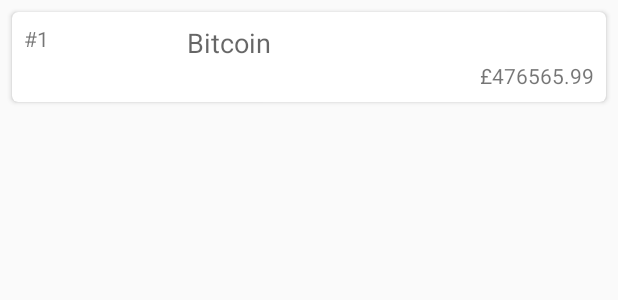
After one commit to sfeatherstone/AlbumSearch, an Android app: the layout currency_card.xml on its own in the app's theme, with its tools: preview values and no code run, on a phone screen of 412 x 824 dp. The commit adds this screen. Shown: the top 300 px of the screen. Run offline under Robolectric (Android 15) with nearby library versions, the phone set to English and light mode, and no system bars; network calls fail.

Commit message:
Basic RecyclerView of currency enabled

```diff
--- a/app/src/main/AndroidManifest.xml
+++ b/app/src/main/AndroidManifest.xml
@@ -1,6 +1,7 @@
 <?xml version="1.0" encoding="utf-8"?>
 <manifest xmlns:android="http://schemas.android.com/apk/res/android"
           package="uk.co.wedgetech.blockchain">
+    <uses-permission android:name="android.permission.INTERNET" />
 
     <application
             android:allowBackup="true"
--- a/app/src/main/java/uk/co/wedgetech/blockchain/model/CurrencyListingPayload.kt
+++ b/app/src/main/java/uk/co/wedgetech/blockchain/model/CurrencyListingPayload.kt
@@ -1,3 +1,3 @@
 package uk.co.wedgetech.blockchain.model
 
-data class CurrencyListingPayload (val status: PayloadStatus, val data: List<CurrencyListingData>)
+data class CurrencyListingPayload (val status: PayloadStatus, val data: List<CurrencyListingData>?)
--- a/app/src/main/java/uk/co/wedgetech/blockchain/model/CurrencyQuote.kt
+++ b/app/src/main/java/uk/co/wedgetech/blockchain/model/CurrencyQuote.kt
@@ -16,7 +16,7 @@ data class CurrencyQuote(val currency:String, val price: String, val volume24h:
         @Throws(JsonParseException::class)
         override fun deserialize(json: JsonElement, typeOfT: Type, context: JsonDeserializationContext): CurrencyQuote? {
             return json.asJsonObject?.let() {
-                val currency = it?.keySet()?.iterator()?.next()
+                val currency = it.keySet()?.iterator()?.next()
                 currency?.let() { currencyName ->
                     val innerObject = it[currency].asJsonObject
                     CurrencyQuote(currencyName,
--- /dev/null
+++ b/app/src/main/res/layout/currency_card.xml
@@ -0,0 +1,46 @@
+<?xml version="1.0" encoding="utf-8"?>
+<androidx.cardview.widget.CardView
+        xmlns:android="http://schemas.android.com/apk/res/android"
+        xmlns:app="http://schemas.android.com/apk/res-auto"
+        xmlns:tools="http://schemas.android.com/tools"
+        android:layout_width="match_parent"
+        android:layout_height="wrap_content"
+        android:layout_margin="8dp"
+        app:cardCornerRadius="4dp"
+        android:foreground="?android:attr/selectableItemBackground"
+        android:clickable="true"
+        android:focusable="true"
+>
+
+    <LinearLayout
+            android:orientation="vertical"
+            android:layout_width="match_parent"
+            android:layout_height="match_parent"
+            android:padding="8dp">
+    <LinearLayout
+            android:orientation="horizontal"
+            android:layout_width="match_parent"
+            android:layout_height="match_parent">
+
+        <TextView android:layout_width="wrap_content" android:layout_height="wrap_content"
+                  android:id="@+id/rank"
+                  tools:text= "#1"
+                  android:layout_weight="0.3"
+                  android:layout_gravity="end"
+        />
+        <TextView android:layout_width="wrap_content" android:layout_height="wrap_content"
+                  android:id="@+id/name"
+                  tools:text= "Bitcoin"
+                  android:layout_weight="0.7"
+                  android:textAppearance="@style/Base.TextAppearance.AppCompat.Medium"
+        />
+    </LinearLayout>
+
+    <TextView android:layout_width="match_parent" android:layout_height="wrap_content"
+              android:id="@+id/price"
+              android:textAlignment="textEnd"
+              tools:text= "£476565.99"
+    />
+
+    </LinearLayout>
+</androidx.cardview.widget.CardView>
--- a/app/src/main/res/layout/currency_list_fragment.xml
+++ b/app/src/main/res/layout/currency_list_fragment.xml
@@ -6,9 +6,9 @@
         android:layout_height="match_parent"
         tools:context=".ui.CurrencyList.CurrencyListFragment">
 
-    <TextView
+    <androidx.recyclerview.widget.RecyclerView
+            android:id="@+id/recycler"
             android:layout_width="match_parent"
-            android:layout_height="match_parent"
-            android:text="Hello"/>
+            android:layout_height="match_parent"/>
 
 </FrameLayout>
--- a/app/src/main/res/values/strings.xml
+++ b/app/src/main/res/values/strings.xml
@@ -1,3 +1,6 @@
 <resources>
     <string name="app_name">BlockChain</string>
+
+    <!-- TODO: Remove or change this placeholder text -->
+    <string name="hello_blank_fragment">Hello blank fragment</string>
 </resources>
```
Also changed, not shown: app/build.gradle (+9 -0 lines), app/src/main/java/uk/co/wedgetech/blockchain/network/CurrencyApi.kt (added, +36 -0 lines), app/src/main/java/uk/co/wedgetech/blockchain/ui/CurrencyList/CurrencyAdapter.kt (added, +36 -0 lines), app/src/main/java/uk/co/wedgetech/blockchain/ui/CurrencyList/CurrencyListFragment.kt (+28 -1 lines), app/src/main/java/uk/co/wedgetech/blockchain/ui/CurrencyList/CurrencyListViewModel.kt (deleted, +0 -7 lines), app/src/main/java/uk/co/wedgetech/blockchain/ui/CurrencyList/CurrencyViewHolder.kt (added, +25 -0 lines), app/src/main/java/uk/co/wedgetech/blockchain/ui/Detail/CurrencyDetailFragment.kt (added, +103 -0 lines), app/src/main/java/uk/co/wedgetech/blockchain/ui/MainActivity.kt (+7 -0 lines), app/src/main/java/uk/co/wedgetech/blockchain/viewmodel/CurrencyListViewModel.kt (added, +51 -0 lines), app/src/main/res/layout/activity_main.xml (+4 -4 lines), app/src/main/res/layout/fragment_currency_detail.xml (added, +14 -0 lines).
